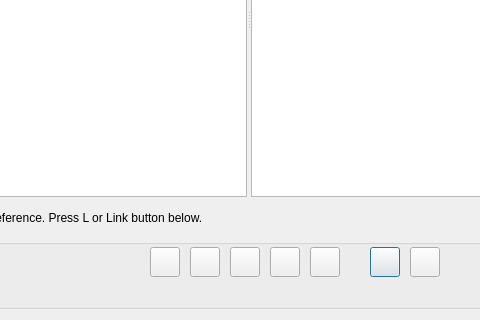
Before: the Qt Designer form src/GUI_UIs/ui_manage_references.ui in ccbogel/QualCoder, drawn with Qt 5; both pictures show x 201 to 681 and y 171 to 491 of the 899 by 491 pixel window.
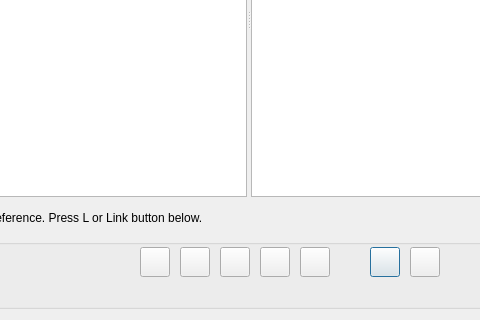
After: the same form once the commit is applied.

Commit message: move import button

```diff
--- a/src/GUI_UIs/ui_manage_references.ui
+++ b/src/GUI_UIs/ui_manage_references.ui
@@ -104,7 +104,7 @@
      <widget class="QPushButton" name="pushButton_link">
       <property name="geometry">
        <rect>
-        <x>340</x>
+        <x>370</x>
         <y>8</y>
         <width>30</width>
         <height>30</height>
@@ -120,7 +120,7 @@
      <widget class="QPushButton" name="pushButton_unlink_files">
       <property name="geometry">
        <rect>
-        <x>380</x>
+        <x>410</x>
         <y>8</y>
         <width>30</width>
         <height>30</height>
@@ -152,7 +152,7 @@
      <widget class="QPushButton" name="pushButton_edit_ref">
       <property name="geometry">
        <rect>
-        <x>420</x>
+        <x>450</x>
         <y>8</y>
         <width>30</width>
         <height>30</height>
@@ -168,7 +168,7 @@
      <widget class="QPushButton" name="pushButton_import">
       <property name="geometry">
        <rect>
-        <x>460</x>
+        <x>330</x>
         <y>8</y>
         <width>30</width>
         <height>30</height>
@@ -184,7 +184,7 @@
      <widget class="QPushButton" name="pushButton_auto_link">
       <property name="geometry">
        <rect>
-        <x>500</x>
+        <x>490</x>
         <y>8</y>
         <width>30</width>
         <height>30</height>
```
Left out of the diff: 2 changed lines with no effect on the pictures.
